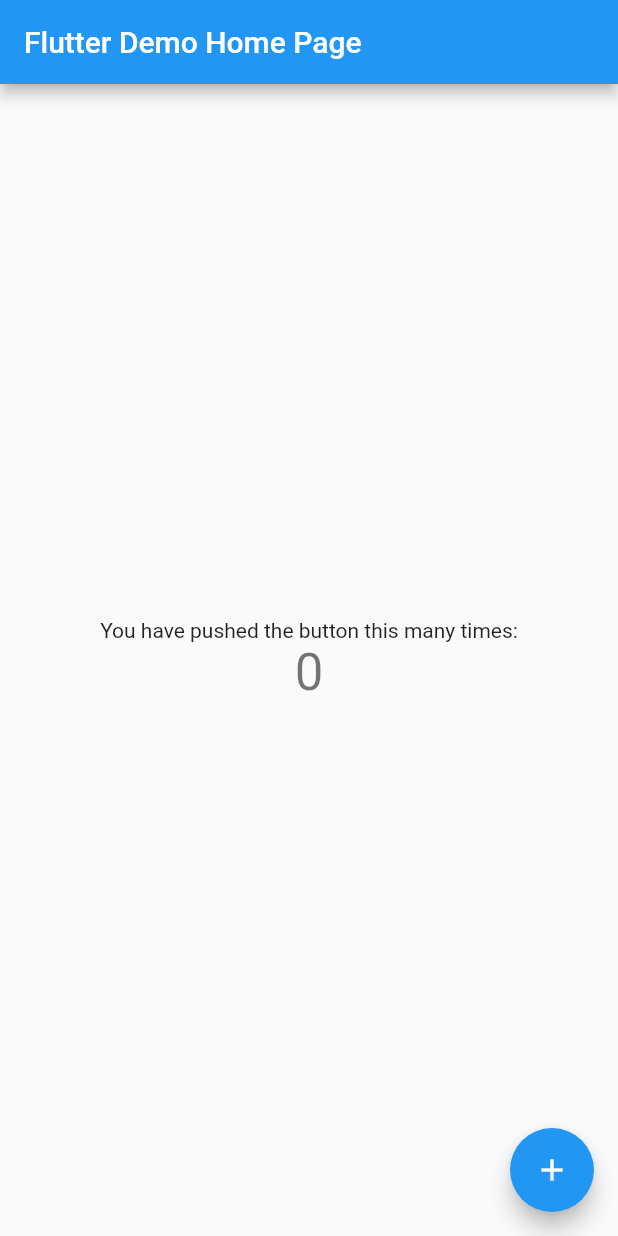
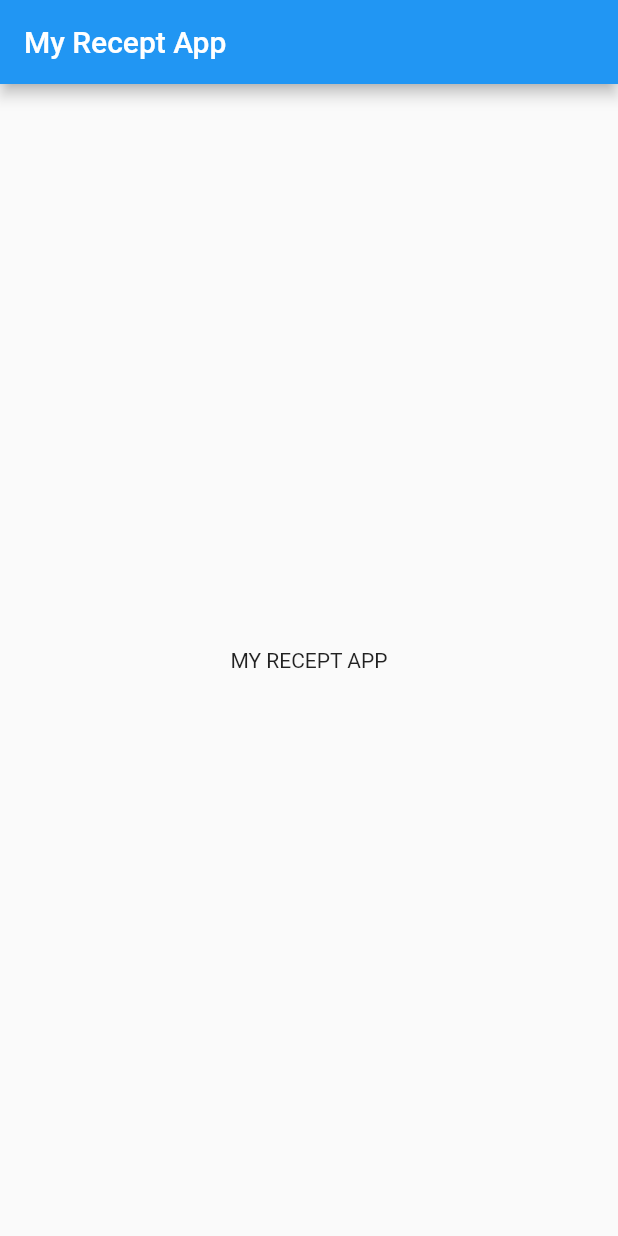
Before and after one commit to nureddinelmas/Recept_App, a Flutter app: the screen it shows after launch, on a phone screen of 412 x 824 dp. Run offline on Flutter 3.47's test engine with Material 2 defaults, Android fonts, the phone set to English and light mode, and no system bars.

Commit message:
andra recept

```diff
--- a/lib/main.dart
+++ b/lib/main.dart
@@ -1,4 +1,5 @@
 import 'package:flutter/material.dart';
+import 'package:recept_app/my_home_page.dart';
 
 void main() {
   runApp(const MyApp());
@@ -6,110 +7,15 @@
 
 class MyApp extends StatelessWidget {
   const MyApp({Key? key}) : super(key: key);
-
-  // This widget is the root of your application.
   @override
   Widget build(BuildContext context) {
     return MaterialApp(
+      debugShowCheckedModeBanner: false,
       title: 'Flutter Demo',
       theme: ThemeData(
-        // This is the theme of your application.
-        //
-        // Try running your application with "flutter run". You'll see the
-        // application has a blue toolbar. Then, without quitting the app, try
-        // changing the primarySwatch below to Colors.green and then invoke
-        // "hot reload" (press "r" in the console where you ran "flutter run",
-        // or simply save your changes to "hot reload" in a Flutter IDE).
-        // Notice that the counter didn't reset back to zero; the application
-        // is not restarted.
         primarySwatch: Colors.blue,
       ),
-      home: const MyHomePage(title: 'Flutter Demo Home Page'),
+      home: const MyHomePage(),
     );
   }
 }
-
-class MyHomePage extends StatefulWidget {
-  const MyHomePage({Key? key, required this.title}) : super(key: key);
-
-  // This widget is the home page of your application. It is stateful, meaning
-  // that it has a State object (defined below) that contains fields that affect
-  // how it looks.
-
-  // This class is the configuration for the state. It holds the values (in this
-  // case the title) provided by the parent (in this case the App widget) and
-  // used by the build method of the State. Fields in a Widget subclass are
-  // always marked "final".
-
-  final String title;
-
-  @override
-  State<MyHomePage> createState() => _MyHomePageState();
-}
-
-class _MyHomePageState extends State<MyHomePage> {
-  int _counter = 0;
-
-  void _incrementCounter() {
-    setState(() {
-      // This call to setState tells the Flutter framework that something has
-      // changed in this State, which causes it to rerun the build method below
-      // so that the display can reflect the updated values. If we changed
-      // _counter without calling setState(), then the build method would not be
-      // called again, and so nothing would appear to happen.
-      _counter++;
-    });
-  }
-
-  @override
-  Widget build(BuildContext context) {
-    // This method is rerun every time setState is called, for instance as done
-    // by the _incrementCounter method above.
-    //
-    // The Flutter framework has been optimized to make rerunning build methods
-    // fast, so that you can just rebuild anything that needs updating rather
-    // than having to individually change instances of widgets.
-    return Scaffold(
-      appBar: AppBar(
-        // Here we take the value from the MyHomePage object that was created by
-        // the App.build method, and use it to set our appbar title.
-        title: Text(widget.title),
-      ),
-      body: Center(
-        // Center is a layout widget. It takes a single child and positions it
-        // in the middle of the parent.
-        child: Column(
-          // Column is also a layout widget. It takes a list of children and
-          // arranges them vertically. By default, it sizes itself to fit its
-          // children horizontally, and tries to be as tall as its parent.
-          //
-          // Invoke "debug painting" (press "p" in the console, choose the
-          // "Toggle Debug Paint" action from the Flutter Inspector in Android
-          // Studio, or the "Toggle Debug Paint" command in Visual Studio Code)
-          // to see the wireframe for each widget.
-          //
-          // Column has various properties to control how it sizes itself and
-          // how it positions its children. Here we use mainAxisAlignment to
-          // center the children vertically; the main axis here is the vertical
-          // axis because Columns are vertical (the cross axis would be
-          // horizontal).
-          mainAxisAlignment: MainAxisAlignment.center,
-          children: <Widget>[
-            const Text(
-              'You have pushed the button this many times:',
-            ),
-            Text(
-              '$_counter',
-              style: Theme.of(context).textTheme.headline4,
-            ),
-          ],
-        ),
-      ),
-      floatingActionButton: FloatingActionButton(
-        onPressed: _incrementCounter,
-        tooltip: 'Increment',
-        child: const Icon(Icons.add),
-      ), // This trailing comma makes auto-formatting nicer for build methods.
-    );
-  }
-}
--- /dev/null
+++ b/lib/my_home_page.dart
@@ -0,0 +1,18 @@
+import 'package:flutter/material.dart';
+
+class MyHomePage extends StatefulWidget {
+  const MyHomePage({super.key});
+
+  @override
+  State<MyHomePage> createState() => _MyHomePageState();
+}
+
+class _MyHomePageState extends State<MyHomePage> {
+  @override
+  Widget build(BuildContext context) {
+    return Scaffold(
+      appBar: AppBar(title: const Text("My Recept App")),
+      body: const Center(child: Text("MY RECEPT APP")),
+    );
+  }
+}
```
